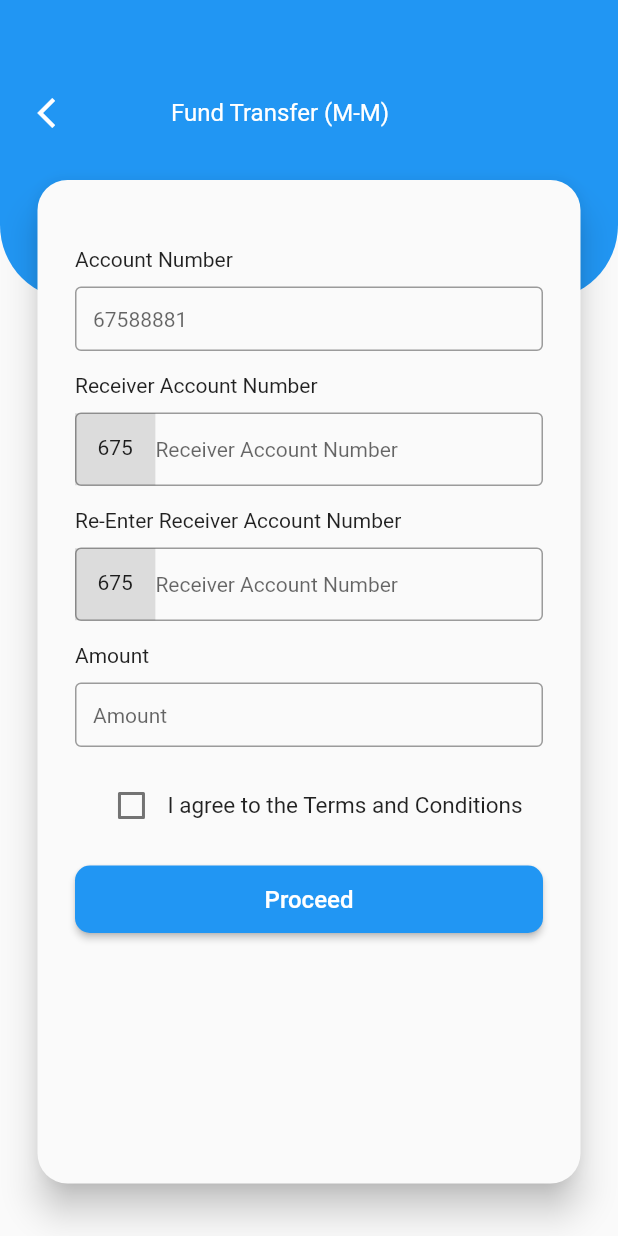
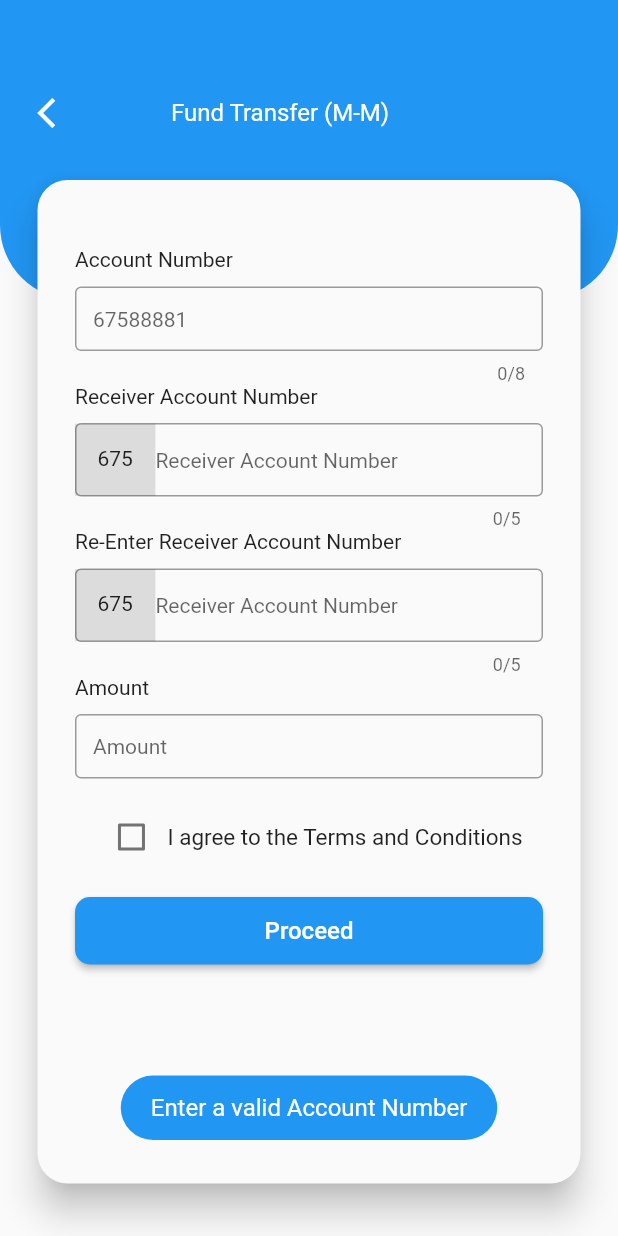
Before and after one commit to sajanaka00/Flutter-Demo, a Flutter app: the screen it shows after launch, after a tap on "Proceed", on a phone screen of 412 x 824 dp. Run offline on Flutter 3.47's test engine with Material 2 defaults, Android fonts, the phone set to English and light mode, and no system bars; our stand-ins replace firebase_database, fluttertoast; accounts and stored records are empty.

Commit message:
Initial commit

```diff
--- a/lib/main.dart
+++ b/lib/main.dart
@@ -1,7 +1,7 @@
 import 'package:flutter/material.dart';
 import 'package:firebase_database/firebase_database.dart';
-import 'package:firebase_database/ui/firebase_animated_list.dart';
 import 'package:flutter/services.dart';
+import 'package:fluttertoast/fluttertoast.dart';
 
 void main() {
   runApp(MyApp());
@@ -13,6 +13,7 @@ class MyApp extends StatefulWidget {
 }
 
 class _MyHomePageState extends State<MyApp> {
+
   final dbRef = FirebaseDatabase.instance.reference();
 
   TextEditingController accNumController = new TextEditingController();
@@ -84,7 +85,8 @@ class _MyHomePageState extends State<MyApp> {
                             SizedBox(height: 10),
                             TextField(
                               controller: accNumController,
-
+                              keyboardType: TextInputType.number,
+                              maxLength: 8,
                               decoration: InputDecoration(
                                 border: OutlineInputBorder(),
                                 hintText: '67588881',
@@ -93,12 +95,12 @@ class _MyHomePageState extends State<MyApp> {
                                 hintStyle: TextStyle(fontSize: 14.0)
                               ),
                             ),
-                            SizedBox(height: 15),
                             Text("Receiver Account Number", style: TextStyle(fontSize: 14.0),),
                             SizedBox(height: 10),
                             TextField(
                               controller: receiverAccNumController,
-
+                              keyboardType: TextInputType.number,
+                              maxLength: 5,
                               decoration: InputDecoration(
                                 border: OutlineInputBorder(),
                                 hintText: 'Receiver Account Number',
@@ -116,12 +118,12 @@ class _MyHomePageState extends State<MyApp> {
                                   hintStyle: TextStyle(fontSize: 14.0)
                               ),
                             ),
-                            SizedBox(height: 15),
                             Text("Re-Enter Receiver Account Number", style: TextStyle(fontSize: 14.0),),
                             SizedBox(height: 10),
                             TextField(
                               controller: reEnterReceiverAccNumController,
-
+                              keyboardType: TextInputType.number,
+                              maxLength: 5,
                               decoration: InputDecoration(
                                 border: OutlineInputBorder(),
                                 hintText: 'Receiver Account Number',
@@ -138,11 +140,11 @@ class _MyHomePageState extends State<MyApp> {
                                   hintStyle: TextStyle(fontSize: 14.0)
                               ),
                             ),
-                            SizedBox(height: 15),
                             Text("Amount", style: TextStyle(fontSize: 14.0),),
                             SizedBox(height: 10),
                             TextField(
                               controller: amountController,
+                              keyboardType: TextInputType.number,
                               decoration: InputDecoration(
                                 border: OutlineInputBorder(),
                                 hintText: 'Amount',
@@ -179,7 +181,7 @@ class _MyHomePageState extends State<MyApp> {
                                       borderRadius: BorderRadius.circular(10)
                                   ),
                                   onPressed: () {
-                                    proceedData();
+                                    validateAccNum();
                                   },
                                   color: Colors.blue,
                                 ),
@@ -199,6 +201,72 @@ class _MyHomePageState extends State<MyApp> {
     );
   }
 
+  void validateAccNum() {
+    if (accNumController.text.length == 8 && accNumController.text.isNotEmpty) {
+      validateReceiverAccNum();
+    } else {
+      Fluttertoast.showToast(
+          msg: "Enter a valid Account Number",
+          toastLength: Toast.LENGTH_SHORT,
+          gravity: ToastGravity.BOTTOM,
+          timeInSecForIosWeb: 1,
+          backgroundColor: Colors.blue,
+          textColor: Colors.white,
+          fontSize: 16.0
+      );
+      accNumController.clear();
+    }
+  }
+
+  void validateReceiverAccNum() {
+    if(receiverAccNumController.text == reEnterReceiverAccNumController.text) {
+      validateAmount();
+    } else {
+      Fluttertoast.showToast(
+          msg: "Re-entered Account Number Mismatched",
+          toastLength: Toast.LENGTH_SHORT,
+          gravity: ToastGravity.BOTTOM,
+          timeInSecForIosWeb: 1,
+          backgroundColor: Colors.blue,
+          textColor: Colors.white,
+          fontSize: 16.0
+      );
+      reEnterReceiverAccNumController.clear();
+    }
+  }
+
+  void validateAmount() {
+    if(amountController.text.isNotEmpty) {
+      validateCheckbox();
+    } else {
+      Fluttertoast.showToast(
+          msg: "Enter a valid Amount",
+          toastLength: Toast.LENGTH_SHORT,
+          gravity: ToastGravity.BOTTOM,
+          timeInSecForIosWeb: 1,
+          backgroundColor: Colors.blue,
+          textColor: Colors.white,
+          fontSize: 16.0
+      );
+    }
+  }
+
+  void validateCheckbox() {
+    if(checkboxValue == true) {
+      proceedData();
+    } else {
+      Fluttertoast.showToast(
+          msg: "Indicate that you agree to the Terms and Conditions",
+          toastLength: Toast.LENGTH_SHORT,
+          gravity: ToastGravity.BOTTOM,
+          timeInSecForIosWeb: 1,
+          backgroundColor: Colors.blue,
+          textColor: Colors.white,
+          fontSize: 16.0
+      );
+    }
+  }
+
   void proceedData() {
     dbRef.child("1").set({
       'Account Number': accNumController.text,
@@ -216,6 +284,4 @@ class _MyHomePageState extends State<MyApp> {
     amountController.clear();
   }
 
-
-
 }
--- a/pubspec.yaml
+++ b/pubspec.yaml
@@ -30,6 +30,7 @@ dependencies:
   cupertino_icons: ^1.0.2
   firebase_database: ^0.4.1
   firebase_core: any
+  fluttertoast: ^8.0.8
 
 dev_dependencies:
   flutter_test:
```
Also changed, not shown: pubspec.lock.
